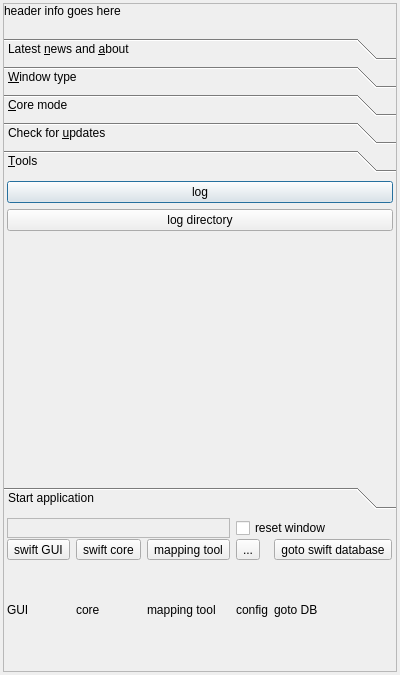
Above: src/swiftlauncher/swiftlauncher.ui from swift-project/pilotclient before the change. Below: the same form after it.
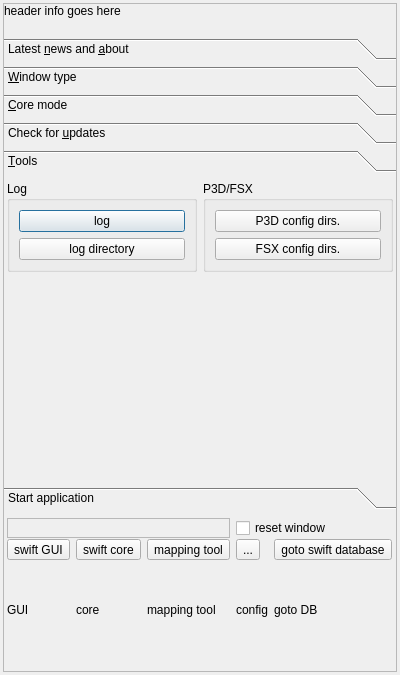
That is the form after the change. Icons and pictures are not drawn. Custom widgets are drawn as their Qt base class.

Commit message: Launcher tools, display FSX/P3D config dirs

Diff of the .ui file:
```diff
--- a/src/swiftlauncher/swiftlauncher.ui
+++ b/src/swiftlauncher/swiftlauncher.ui
@@ -537,7 +537,7 @@
               <property name="bottomMargin">
                <number>3</number>
               </property>
-              <item row="3" column="0">
+              <item row="4" column="0">
                <spacer name="vs_Tools">
                 <property name="orientation">
                  <enum>Qt::Vertical</enum>
@@ -550,18 +550,50 @@
                 </property>
                </spacer>
               </item>
-              <item row="0" column="0">
+              <item row="3" column="0">
+               <widget class="QGroupBox" name="gb_Log">
+                <property name="title">
+                 <string>Log</string>
+                </property>
+                <layout class="QVBoxLayout" name="vl_Log">
+                 <item>
                <widget class="QPushButton" name="pb_Log">
                 <property name="text">
                  <string>log</string>
                 </property>
                </widget>
               </item>
-              <item row="2" column="0">
+                 <item>
                <widget class="QPushButton" name="pb_LogDir">
                 <property name="text">
                  <string>log directory</string>
                 </property>
+                  </widget>
+                 </item>
+                </layout>
+               </widget>
+              </item>
+              <item row="3" column="1">
+               <widget class="QGroupBox" name="gb_P3dFsx">
+                <property name="title">
+                 <string>P3D/FSX</string>
+                </property>
+                <layout class="QVBoxLayout" name="verticalLayout">
+                 <item>
+                  <widget class="QPushButton" name="pb_P3DConfigDirs">
+                   <property name="text">
+                    <string>P3D config dirs.</string>
+                   </property>
+                  </widget>
+                 </item>
+                 <item>
+                  <widget class="QPushButton" name="pb_FSXConfigDirs">
+                   <property name="text">
+                    <string>FSX config dirs.</string>
+                   </property>
+                  </widget>
+                 </item>
+                </layout>
                </widget>
               </item>
              </layout>
```
Lines whose indentation alone changed are shown as unchanged. The commit also changes 4 other files.
